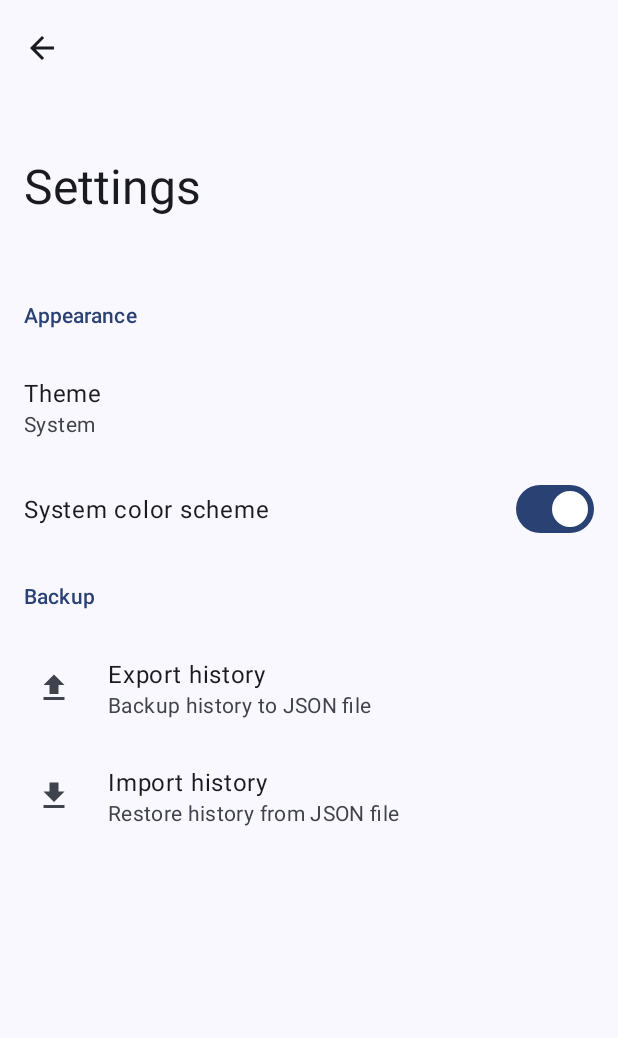
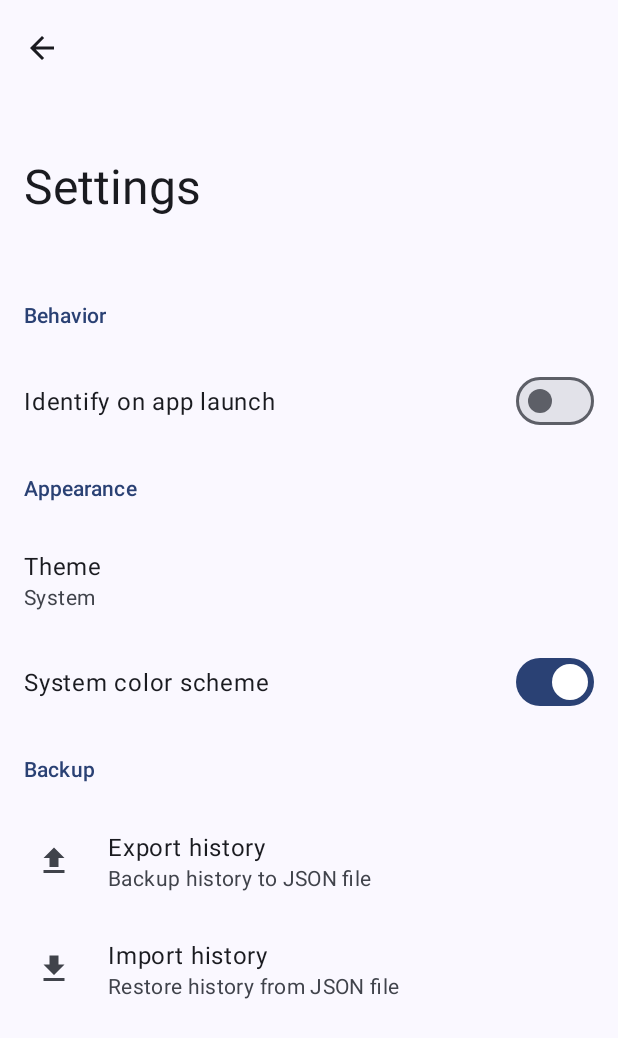
Before and after one commit to alexmercerind/audire, an Android app: the screen it shows after launch (SettingsActivity), in the options menu, after a tap on "Settings", on a phone screen of 412 x 824 dp. Shown: the top 1038 px of the screen. Run offline under Robolectric (Android 15) with nearby library versions, the phone set to English and light mode, and no system bars; our stand-ins replace navigation-ui; libraries missing offline, so code that uses them is left out: com.github.f4b6a3.uuid.

Commit message:
feat: #12

```diff
--- a/app/src/main/java/com/alexmercerind/audire/repository/SettingsRepository.kt
+++ b/app/src/main/java/com/alexmercerind/audire/repository/SettingsRepository.kt
@@ -12,6 +12,10 @@ import kotlinx.coroutines.flow.StateFlow
 import kotlinx.coroutines.withContext
 
 class SettingsRepository(private val application: Application) {
+    val autoStart: StateFlow<Boolean>
+        get() = _autoStart
+    private val _autoStart = MutableStateFlow(false)
+
     val theme: StateFlow<String?>
         get() = _theme
     private val _theme = MutableStateFlow<String?>(null)
@@ -23,6 +27,11 @@ class SettingsRepository(private val application: Application) {
     private val sharedPreferences =
         application.getSharedPreferences(SHARED_PREFERENCES_NAME, Context.MODE_PRIVATE)
 
+    private val autoStartSharedValue
+        get() = sharedPreferences.getBoolean(
+            SHARED_PREFERENCES_KEY_BEHAVIOR_AUTO_START,
+            false
+        )
     private val themeSharedValue
         get() = sharedPreferences.getString(
             SHARED_PREFERENCES_KEY_APPEARANCE_THEME,
@@ -35,8 +44,17 @@ class SettingsRepository(private val application: Application) {
         )
 
     init {
+        _autoStart.value = autoStartSharedValue
         _theme.value = themeSharedValue
         _systemColorScheme.value = systemColorSchemeValue
+    }
+
+    suspend fun setAutoStart(value: Boolean) {
+        sharedPreferences.edit().apply {
+            putBoolean(SHARED_PREFERENCES_KEY_BEHAVIOR_AUTO_START, value)
+            apply()
+        }
+        _autoStart.emit(value)
     }
 
     suspend fun setTheme(value: String) {
@@ -83,6 +101,7 @@ class SettingsRepository(private val application: Application) {
 
     companion object {
         private const val SHARED_PREFERENCES_NAME = "SETTINGS"
+        private const val SHARED_PREFERENCES_KEY_BEHAVIOR_AUTO_START = "AUTO_START"
         private const val SHARED_PREFERENCES_KEY_APPEARANCE_THEME = "THEME"
         private const val SHARED_PREFERENCES_KEY_APPEARANCE_SYSTEM_COLOR_SCHEME = "SYSTEM_COLOR_SCHEME"
 
--- a/app/src/main/java/com/alexmercerind/audire/services/FindMusicTileService.kt
+++ b/app/src/main/java/com/alexmercerind/audire/services/FindMusicTileService.kt
@@ -1,13 +1,36 @@
 package com.alexmercerind.audire.services
 
+import android.app.PendingIntent
+import android.content.Intent
+import android.content.Intent.FLAG_ACTIVITY_CLEAR_TOP
+import android.content.Intent.FLAG_ACTIVITY_NEW_TASK
 import android.os.Build
 import android.service.quicksettings.TileService
 import androidx.annotation.RequiresApi
+import androidx.core.service.quicksettings.PendingIntentActivityWrapper
+import androidx.core.service.quicksettings.TileServiceCompat
+import com.alexmercerind.audire.ui.MainActivity
 
 @RequiresApi(Build.VERSION_CODES.N)
 class FindMusicTileService : TileService() {
+    companion object {
+        var handled = true
+    }
+
     override fun onClick() {
         super.onClick()
-        // TODO: Missing implementation.
+        handled = false
+
+        val intent = Intent(applicationContext, MainActivity::class.java).apply {
+            flags = FLAG_ACTIVITY_NEW_TASK or FLAG_ACTIVITY_CLEAR_TOP
+        }
+        val wrapper = PendingIntentActivityWrapper(
+            applicationContext,
+            0,
+            intent,
+            PendingIntent.FLAG_CANCEL_CURRENT,
+            false
+        )
+        TileServiceCompat.startActivityAndCollapse(this, wrapper)
     }
 }
--- a/app/src/main/java/com/alexmercerind/audire/ui/MainActivity.kt
+++ b/app/src/main/java/com/alexmercerind/audire/ui/MainActivity.kt
@@ -3,13 +3,20 @@ package com.alexmercerind.audire.ui
 import android.os.Build
 import android.os.Bundle
 import androidx.activity.enableEdgeToEdge
+import androidx.activity.viewModels
 import androidx.appcompat.app.AppCompatActivity
+import androidx.lifecycle.lifecycleScope
 import androidx.navigation.fragment.NavHostFragment
 import androidx.navigation.ui.setupWithNavController
 import com.alexmercerind.audire.R
 import com.alexmercerind.audire.databinding.ActivityMainBinding
+import com.alexmercerind.audire.services.FindMusicTileService
+import kotlinx.coroutines.launch
 
 class MainActivity : AppCompatActivity() {
+    val identifyViewModel by viewModels<IdentifyViewModel>()
+    val settingsViewModel by viewModels<SettingsViewModel>()
+
     private lateinit var binding: ActivityMainBinding
 
     override fun onCreate(savedInstanceState: Bundle?) {
@@ -25,4 +32,16 @@ class MainActivity : AppCompatActivity() {
         val navHostFragment = supportFragmentManager.findFragmentById(R.id.content) as NavHostFragment
         binding.bottomNavigationView.setupWithNavController(navHostFragment.navController)
     }
+
+    override fun onResume() {
+        super.onResume()
+        lifecycleScope.launch {
+            if (Build.VERSION.SDK_INT >= Build.VERSION_CODES.N) {
+                if (!FindMusicTileService.handled || settingsViewModel.autoStart.value) {
+                    FindMusicTileService.handled = true
+                    identifyViewModel.start()
+                }
+            }
+        }
+    }
 }
--- a/app/src/main/java/com/alexmercerind/audire/ui/SettingsActivity.kt
+++ b/app/src/main/java/com/alexmercerind/audire/ui/SettingsActivity.kt
@@ -62,6 +62,16 @@ class SettingsActivity : AppCompatActivity() {
 
         lifecycleScope.launch {
             repeatOnLifecycle(Lifecycle.State.STARTED) {
+                settingsViewModel.autoStart.filterNotNull().distinctUntilChanged().collect {
+                    if (binding.settingsBehaviorAutoStartMaterialSwitch.isChecked != it) {
+                        binding.settingsBehaviorAutoStartMaterialSwitch.isChecked = it
+                    }
+                }
+            }
+        }
+
+        lifecycleScope.launch {
+            repeatOnLifecycle(Lifecycle.State.STARTED) {
                 settingsViewModel.theme.filterNotNull().distinctUntilChanged().collect {
                     binding.settingsAppearanceThemeSupportingText.text = it
                 }
@@ -78,6 +88,13 @@ class SettingsActivity : AppCompatActivity() {
         }
 
         binding.materialToolbar.setNavigationOnClickListener { onBackPressedDispatcher.onBackPressed() }
+
+        binding.settingsBehaviorAutoStartLinearLayout.setOnClickListener {
+            settingsViewModel.setAutoStart(!binding.settingsBehaviorAutoStartMaterialSwitch.isChecked)
+        }
+        binding.settingsBehaviorAutoStartMaterialSwitch.setOnCheckedChangeListener { view, checked ->
+            settingsViewModel.setAutoStart(checked)
+        }
 
         binding.settingsAppearanceThemeLinearLayout.setOnClickListener {
             val popup = if (Build.VERSION.SDK_INT < Build.VERSION_CODES.M) PopupMenu(
@@ -108,8 +125,6 @@ class SettingsActivity : AppCompatActivity() {
         }
 
         binding.settingsAppearanceSystemColorSchemeLinearLayout.setOnClickListener {
-
-            // EDIT:
             settingsViewModel.setSystemColorScheme(!binding.settingsAppearanceSystemColorSchemeMaterialSwitch.isChecked)
 
             Snackbar.make(binding.root, R.string.settings_application_restart_required, Snackbar.LENGTH_LONG).apply {
@@ -119,8 +134,6 @@ class SettingsActivity : AppCompatActivity() {
 
         }
         binding.settingsAppearanceSystemColorSchemeMaterialSwitch.setOnCheckedChangeListener { view, checked ->
-
-            // EDIT:
             settingsViewModel.setSystemColorScheme(checked)
 
             if (view.isPressed) {
--- a/app/src/main/java/com/alexmercerind/audire/ui/SettingsViewModel.kt
+++ b/app/src/main/java/com/alexmercerind/audire/ui/SettingsViewModel.kt
@@ -15,9 +15,13 @@ class SettingsViewModel(application: Application) : AndroidViewModel(application
     private val settingsRepository = SettingsRepository(application)
     private val importExportRepository = ImportExportRepository(application)
 
+    val autoStart = settingsRepository.autoStart
+
     val theme = settingsRepository.theme
 
     val systemColorScheme = settingsRepository.systemColorScheme
+
+    fun setAutoStart(value: Boolean) = viewModelScope.launch { settingsRepository.setAutoStart(value) }
 
     fun setTheme(value: String) = viewModelScope.launch { settingsRepository.setTheme(value) }
 
--- a/app/src/main/res/layout/activity_settings.xml
+++ b/app/src/main/res/layout/activity_settings.xml
@@ -24,9 +24,9 @@
                 android:id="@+id/materialToolbar"
                 android:layout_width="match_parent"
                 android:layout_height="?attr/actionBarSize"
+                android:elevation="0dp"
                 app:navigationIcon="@drawable/baseline_arrow_back_24"
                 app:navigationIconTint="?attr/colorOnSurface"
-                android:elevation="0dp"
                 app:title="@string/settings">
 
             </com.google.android.material.appbar.MaterialToolbar>
@@ -46,6 +46,52 @@
             android:layout_width="match_parent"
             android:layout_height="wrap_content"
             android:orientation="vertical">
+
+            <TextView
+                android:layout_width="wrap_content"
+                android:layout_height="wrap_content"
+                android:padding="16dp"
+                android:text="@string/settings_behavior"
+                android:textAppearance="@style/TextAppearance.Material3.LabelLarge"
+                android:textColor="?attr/colorPrimary" />
+
+            <LinearLayout
+                android:id="@+id/settingsBehaviorAutoStartLinearLayout"
+                android:layout_width="match_parent"
+                android:layout_height="64dp"
+                android:clickable="true"
+                android:focusable="true"
+                android:foreground="?attr/selectableItemBackground"
+                android:gravity="center_vertical|start"
+                android:orientation="horizontal">
+
+                <Space
+                    android:layout_width="16dp"
+                    android:layout_height="wrap_content" />
+
+                <TextView
+                    android:layout_width="0dp"
+                    android:layout_height="wrap_content"
+                    android:layout_weight="1"
+                    android:text="@string/settings_behavior_auto_start"
+                    android:textAppearance="@style/TextAppearance.Material3.BodyLarge" />
+
+                <Space
+                    android:layout_width="16dp"
+                    android:layout_height="wrap_content" />
+
+                <com.google.android.material.materialswitch.MaterialSwitch
+                    android:id="@+id/settingsBehaviorAutoStartMaterialSwitch"
+                    android:layout_width="wrap_content"
+                    android:layout_height="wrap_content"
+                    android:checked="true"
+                    android:enabled="true"
+                    android:focusable="true" />
+
+                <Space
+                    android:layout_width="16dp"
+                    android:layout_height="wrap_content" />
+            </LinearLayout>
 
             <TextView
                 android:layout_width="wrap_content"
--- a/app/src/main/res/values/strings.xml
+++ b/app/src/main/res/values/strings.xml
@@ -50,6 +50,8 @@
     <string name="settings_backup_import_fail">Import failed</string>
     <string name="settings_backup_import_success">Import successful</string>
     <string name="settings_backup_import_supporting_text">Restore history from JSON file</string>
+    <string name="settings_behavior">Behavior</string>
+    <string name="settings_behavior_auto_start">Identify on app launch</string>
     <string name="spotify">Spotify</string>
     <string name="year">Year</string>
     <string name="yes">Yes</string>
```
